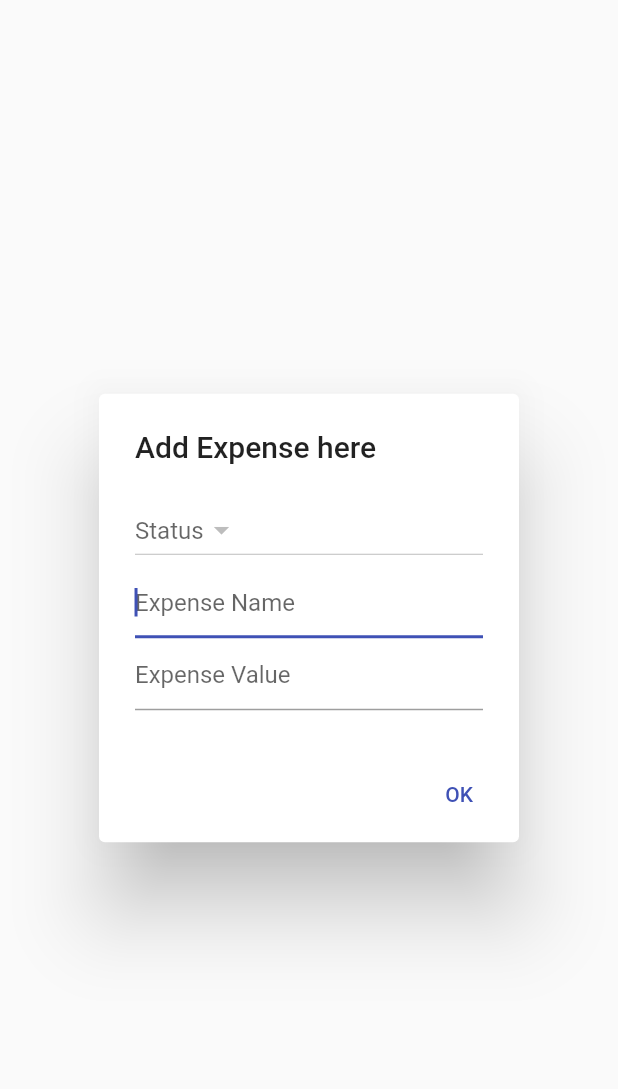
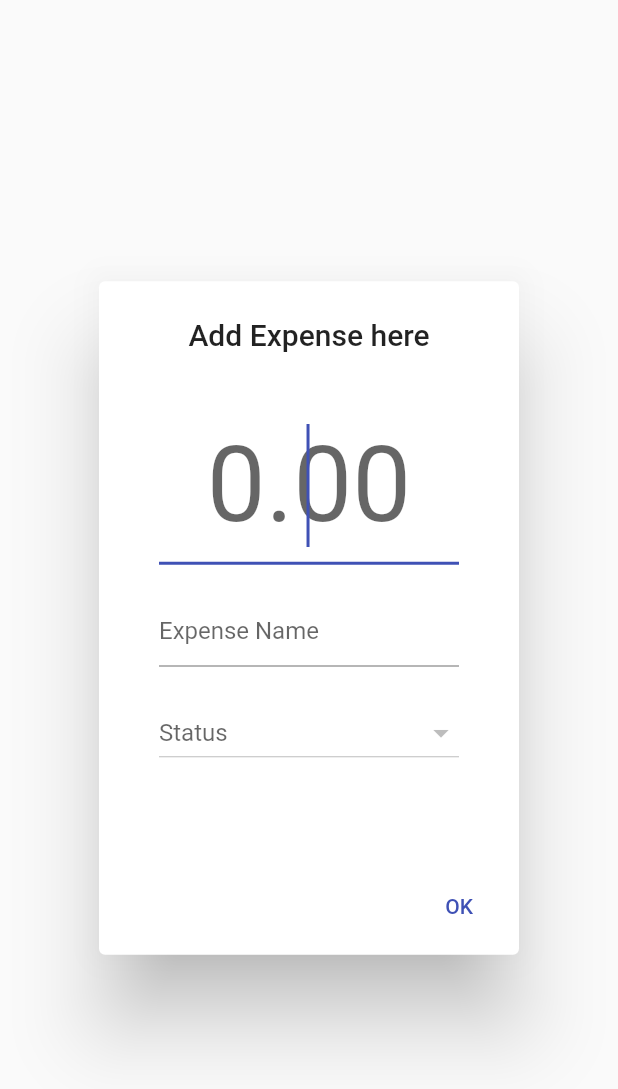
Before and after one commit to offlineprogrammer/expense_tracker_app, a Flutter app: the AddExpenseAlert widget shown alone on an empty page, opened directly, on a phone screen of 412 x 824 dp. Shown: the top 1089 px of the screen. Run offline on Flutter 3.47's test engine with Material 2 defaults, Android fonts, the phone set to English and light mode, and no system bars; our stand-ins replace font_awesome_flutter, get, image_picker; missing offline and left inert: amplify_analytics_pinpoint, amplify_api, amplify_auth_cognito, amplify_datastore, amplify_datastore_plugin_interface, amplify_flutter and 2 more; accounts and stored records are empty.

```diff
--- a/lib/app_routes.dart
+++ b/lib/app_routes.dart
@@ -21,7 +21,7 @@ class AppRoutes {
     GetPage(
       name: '/categories',
       page: () => CategoriesPage(),
-      binding: CategoriesBindings(),
+      binding: HomeBindings(),
     ),
     GetPage(
       name: '/settings',
--- a/lib/controllers/bindings/homepage_bindings.dart
+++ b/lib/controllers/bindings/homepage_bindings.dart
@@ -10,7 +10,7 @@ class HomeBindings extends Bindings {
     Get.put<AuthController>(AuthController(), permanent: true);
 
     Get.put<UserController>(UserController(), permanent: true);
+    Get.put<CategoryController>(CategoryController(), permanent: true);
     Get.put<ExpenseController>(ExpenseController(), permanent: true);
-    Get.put<CategoryController>(CategoryController(), permanent: true);
   }
 }
--- a/lib/controllers/category_controller.dart
+++ b/lib/controllers/category_controller.dart
@@ -1,5 +1,6 @@
 import 'package:amplify_auth_cognito/amplify_auth_cognito.dart';
 import 'package:expense_tracker_app/models/Category.dart';
+import 'package:expense_tracker_app/services/analytics_service.dart';
 import 'package:expense_tracker_app/services/auth_service.dart';
 import 'package:expense_tracker_app/services/datastore_service.dart';
 import 'package:flutter/material.dart';
@@ -9,6 +10,7 @@ class CategoryController extends GetxController {
   static CategoryController to = Get.find();
   DataStoreService _dataStoreService = DataStoreService();
   AuthService _authService = AuthService();
+  AnalyticsService _analyticsService = AnalyticsService();
   RxBool isLoading = false.obs;
 
   final TextEditingController categoryNameController = TextEditingController();
@@ -41,6 +43,7 @@ class CategoryController extends GetxController {
       await _dataStoreService.saveCategory(_category);
       categoryNameController.clear();
       categoriesList.add(_category);
+      await _analyticsService.recordEvent('add_category');
     } catch (e) {} finally {
       isLoading.value = false;
     }
@@ -48,7 +51,7 @@ class CategoryController extends GetxController {
 
   Future<void> removeCategory(Category category) async {
     await _dataStoreService.removeCategory(category);
-
     categoriesList.remove(category);
+    await _analyticsService.recordEvent('remove_category');
   }
 }
--- a/lib/controllers/expense_controller.dart
+++ b/lib/controllers/expense_controller.dart
@@ -2,6 +2,7 @@ import 'dart:ffi';
 
 import 'package:amplify_auth_cognito/amplify_auth_cognito.dart';
 import 'package:expense_tracker_app/models/Expense.dart';
+import 'package:expense_tracker_app/services/analytics_service.dart';
 import 'package:expense_tracker_app/services/auth_service.dart';
 import 'package:expense_tracker_app/services/datastore_service.dart';
 import 'package:flutter/material.dart';
@@ -10,9 +11,10 @@ import 'package:get/get.dart';
 class ExpenseController extends GetxController {
   static ExpenseController to = Get.find();
   DataStoreService _dataStoreService = DataStoreService();
+  AnalyticsService _analyticsService = AnalyticsService();
   AuthService _authService = AuthService();
   RxBool isLoading = false.obs;
-  RxString expenseCategoryName = 'School'.obs;
+  RxString expenseCategoryName = 'Entertainment'.obs;
 
   final TextEditingController expenseNameController = TextEditingController();
   final TextEditingController expenseValueController = TextEditingController();
@@ -29,11 +31,15 @@ class ExpenseController extends GetxController {
   }
 
   Future<void> getExpenses() async {
+    await Future.delayed(Duration(seconds: 3));
+    print('Get Kidz');
     AuthUser _authUser = await _authService.getCurrentUser();
     List<Expense>? _list =
         await _dataStoreService.getExpenses(_authUser.userId);
+    expensesList.clear();
     if (_list != null) {
       expensesList.addAll(_list);
+      print('Get the Kidz');
     }
   }
 
@@ -55,6 +61,7 @@ class ExpenseController extends GetxController {
       expenseNameController.clear();
       expenseValueController.clear();
       expensesList.add(_expense);
+      await _analyticsService.recordEvent('add_expense');
     } catch (e) {} finally {
       isLoading.value = false;
     }
@@ -62,7 +69,7 @@ class ExpenseController extends GetxController {
 
   Future<void> removeExpense(Expense expense) async {
     await _dataStoreService.removeExpense(expense);
-
     expensesList.remove(expense);
+    await _analyticsService.recordEvent('remove_expense');
   }
 }
--- a/lib/pages/categories_page.dart
+++ b/lib/pages/categories_page.dart
@@ -51,10 +51,10 @@ class CategoriesPage extends GetWidget<CategoryController> {
             crossAxisAlignment: CrossAxisAlignment.stretch,
             children: [
               SizedBox(
-                height: 8,
+                height: 20,
               ),
               Text(
-                "Your Expenses",
+                "All Categories",
                 textAlign: TextAlign.center,
                 style: TextStyle(
                   fontSize: 20,
@@ -62,7 +62,7 @@ class CategoriesPage extends GetWidget<CategoryController> {
                 ),
               ),
               SizedBox(
-                height: 8,
+                height: 20,
               ),
               Obx(
                 () => Expanded(
--- a/lib/widgets/add_expense_alert.dart
+++ b/lib/widgets/add_expense_alert.dart
@@ -15,11 +15,45 @@ class AddExpenseAlert extends GetWidget<ExpenseController> {
   @override
   Widget build(BuildContext context) {
     return AlertDialog(
-      title: Text('Add Expense here'),
-      content: SingleChildScrollView(
+      title: Text(
+        'Add Expense here',
+        textAlign: TextAlign.center,
+      ),
+      content: Container(
+        padding: const EdgeInsets.all(16.0),
+        width: double.infinity,
+        child: SingleChildScrollView(
           child: ListBody(children: [
+            TextFormField(
+                textAlign: TextAlign.center,
+                style: new TextStyle(fontSize: 70, color: Colors.black),
+                autofocus: true,
+                controller: controller.expenseValueController,
+                focusNode: controller.expenseValueFocusNode,
+                autocorrect: false,
+                decoration: InputDecoration(hintText: "0.00"),
+                textInputAction: TextInputAction.next,
+                keyboardType: TextInputType.number,
+                onEditingComplete: () => _submit(),
+                onChanged: controller.updateform),
+            SizedBox(
+              height: 20.0,
+            ),
+            TextFormField(
+                autofocus: true,
+                controller: controller.expenseNameController,
+                focusNode: controller.expenseNameFocusNode,
+                autocorrect: false,
+                decoration: InputDecoration(hintText: "Expense Name"),
+                textInputAction: TextInputAction.done,
+                onEditingComplete: () => _submit(),
+                onChanged: controller.updateform),
+            SizedBox(
+              height: 20.0,
+            ),
             Obx(
               () => new DropdownButton<String>(
+                isExpanded: true,
                 hint: Text("Status"),
                 value: controller.expenseCategoryName.value,
                 items: _categoryController.categoriesList.map((Category value) {
@@ -33,26 +67,11 @@ class AddExpenseAlert extends GetWidget<ExpenseController> {
                 },
               ),
             ),
-          TextFormField(
-              autofocus: true,
-              controller: controller.expenseNameController,
-              focusNode: controller.expenseNameFocusNode,
-              autocorrect: false,
-              decoration: InputDecoration(hintText: "Expense Name"),
-              textInputAction: TextInputAction.next,
-              onEditingComplete: () => _submit(),
-              onChanged: controller.updateform),
-          TextFormField(
-              autofocus: true,
-              controller: controller.expenseValueController,
-              focusNode: controller.expenseValueFocusNode,
-              autocorrect: false,
-              decoration: InputDecoration(hintText: "Expense Value"),
-              textInputAction: TextInputAction.done,
-              keyboardType: TextInputType.number,
-              onEditingComplete: () => _submit(),
-              onChanged: controller.updateform),
+            SizedBox(
+              height: 20.0,
+            ),
           ]),
+        ),
       ),
       actions: [
         Obx(
```
Also changed, not shown: lib/controllers/auth_controller.dart (+7 -1 lines), lib/controllers/user_controller.dart (+6 -14 lines), lib/pages/home_page.dart (+13 -32 lines), lib/pages/settings_page.dart (+14 -9 lines), lib/services/analytics_service.dart (added, +28 -0 lines), lib/services/datastore_service.dart (+6 -5 lines), lib/widgets/category_card.dart (+8 -2 lines), lib/widgets/expense_card.dart (+10 -5 lines). Lines whose indentation alone changed are shown as unchanged.
